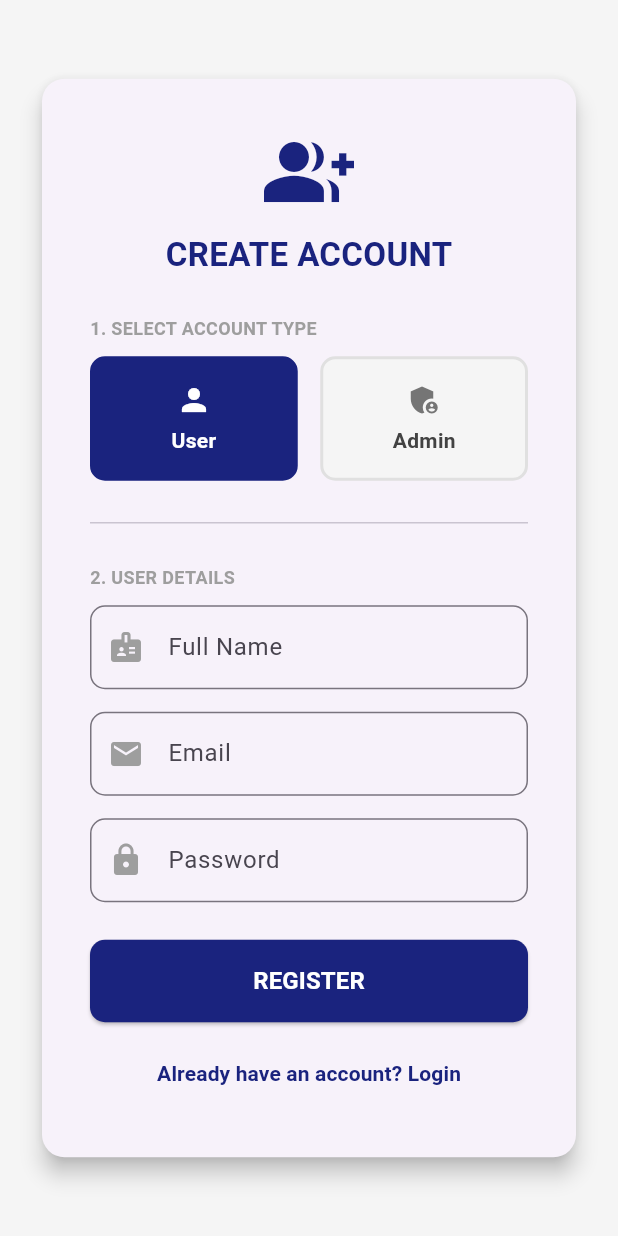
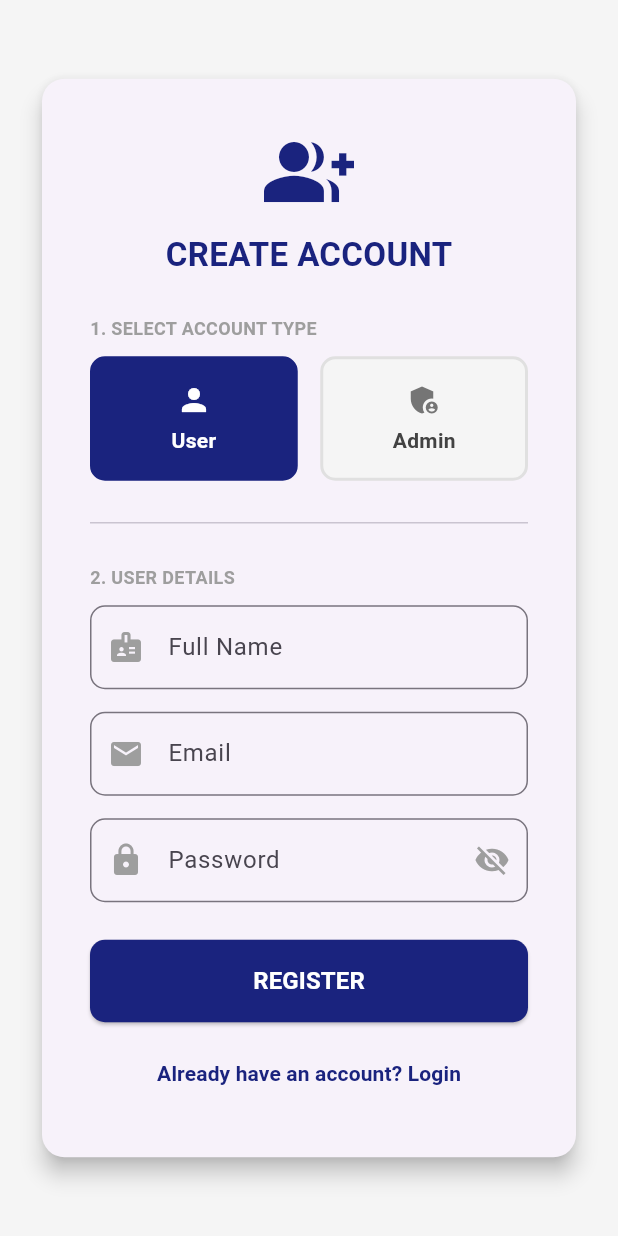
Before and after one commit to billyjustine/Paint-inventory-Management, a Flutter app: the screen it shows after launch, after a tap on "New User? Register Here", on a phone screen of 412 x 824 dp. Run offline on Flutter 3.47's test engine with Material 3 defaults, Android fonts, the phone set to English and light mode, and no system bars; our stand-ins replace cloud_firestore, firebase_auth, firebase_core, flutter_colorpicker; accounts and stored records are empty.

Commit message:
updated login lang

```diff
--- a/lib/screen/auth_screens.dart
+++ b/lib/screen/auth_screens.dart
@@ -1,7 +1,7 @@
 import 'package:flutter/material.dart';
 import 'package:firebase_auth/firebase_auth.dart';
 import 'package:cloud_firestore/cloud_firestore.dart';
-import 'dashboard_screen.dart';
+import 'dashboard_screen.dart'; // Make sure this path is correct for your app
 
 // --- LOGIN SCREEN ---
 class LoginScreen extends StatefulWidget {
@@ -14,6 +14,9 @@ class _LoginScreenState extends State<LoginScreen> {
   final TextEditingController emailCtrl = TextEditingController();
   final TextEditingController passCtrl = TextEditingController();
   bool isLoading = false;
+
+  // 1. Added state for password visibility on Login
+  bool _isPasswordVisible = false;
 
   Future<void> login() async {
     if (emailCtrl.text.isEmpty || passCtrl.text.isEmpty) {
@@ -61,12 +64,12 @@ class _LoginScreenState extends State<LoginScreen> {
   @override
   Widget build(BuildContext context) {
     return Scaffold(
-      backgroundColor: Colors.grey[100], // Adds a subtle background color so the white card pops
+      backgroundColor: Colors.grey[100],
       body: Center(
         child: SingleChildScrollView(
           padding: const EdgeInsets.all(24),
           child: Card(
-            elevation: 6, // Adds a nice drop shadow
+            elevation: 6,
             shape: RoundedRectangleBorder(borderRadius: BorderRadius.circular(15)),
             child: Padding(
               padding: const EdgeInsets.all(32),
@@ -80,7 +83,6 @@ class _LoginScreenState extends State<LoginScreen> {
                   const Text("Paint Inventory Management", style: TextStyle(fontSize: 14, color: Colors.grey, fontWeight: FontWeight.w500)),
                   const SizedBox(height: 35),
 
-                  // --- Upgraded Text Fields with Icons ---
                   TextField(
                     controller: emailCtrl,
                     decoration: InputDecoration(
@@ -90,13 +92,26 @@ class _LoginScreenState extends State<LoginScreen> {
                     )
                   ),
                   const SizedBox(height: 15),
+
+                  // --- Upgraded Login Password Field ---
                   TextField(
                     controller: passCtrl,
-                    obscureText: true,
+                    obscureText: !_isPasswordVisible, // Ties to state
                     decoration: InputDecoration(
                       labelText: "Password",
                       border: OutlineInputBorder(borderRadius: BorderRadius.circular(10)),
                       prefixIcon: const Icon(Icons.lock, color: Colors.grey),
+                      suffixIcon: IconButton(
+                        icon: Icon(
+                          _isPasswordVisible ? Icons.visibility : Icons.visibility_off,
+                          color: Colors.grey,
+                        ),
+                        onPressed: () {
+                          setState(() {
+                            _isPasswordVisible = !_isPasswordVisible;
+                          });
+                        },
+                      ),
                     )
                   ),
                   const SizedBox(height: 30),
@@ -105,7 +120,7 @@ class _LoginScreenState extends State<LoginScreen> {
                     style: ElevatedButton.styleFrom(
                       backgroundColor: const Color(0xFF1A237E),
                       minimumSize: const Size.fromHeight(55),
-                      shape: RoundedRectangleBorder(borderRadius: BorderRadius.circular(10)) // Matches text field corners
+                      shape: RoundedRectangleBorder(borderRadius: BorderRadius.circular(10))
                     ),
                     onPressed: login,
                     child: const Text("LOGIN", style: TextStyle(color: Colors.white, fontSize: 16, fontWeight: FontWeight.bold)),
@@ -139,6 +154,9 @@ class _RegisterScreenState extends State<RegisterScreen> {
 
   String role = 'User';
   bool isLoading = false;
+
+  // 2. Added state for password visibility on Register
+  bool _isPasswordVisible = false;
 
   Future<void> register() async {
     if (emailCtrl.text.isEmpty || passCtrl.text.length < 6) {
@@ -182,15 +200,15 @@ class _RegisterScreenState extends State<RegisterScreen> {
   @override
   Widget build(BuildContext context) {
     return Scaffold(
-      backgroundColor: Colors.grey[100], // Matches the login screen background
+      backgroundColor: Colors.grey[100],
       body: Center(
         child: SingleChildScrollView(
           padding: const EdgeInsets.all(24),
           child: Card(
-            elevation: 6, // Matches login shadow
+            elevation: 6,
             shape: RoundedRectangleBorder(borderRadius: BorderRadius.circular(15)),
             child: Padding(
-              padding: const EdgeInsets.all(32), // Increased padding for a more spacious feel
+              padding: const EdgeInsets.all(32),
               child: Column(
                 children: [
                   const Icon(Icons.group_add, size: 60, color: Color(0xFF1A237E)),
@@ -273,10 +291,27 @@ class _RegisterScreenState extends State<RegisterScreen> {
                     decoration: InputDecoration(labelText: "Email", border: OutlineInputBorder(borderRadius: BorderRadius.circular(10)), prefixIcon: const Icon(Icons.email, color: Colors.grey))
                   ),
                   const SizedBox(height: 15),
+
+                  // --- Upgraded Register Password Field ---
                   TextField(
                     controller: passCtrl,
-                    obscureText: true,
-                    decoration: InputDecoration(labelText: "Password", border: OutlineInputBorder(borderRadius: BorderRadius.circular(10)), prefixIcon: const Icon(Icons.lock, color: Colors.grey))
+                    obscureText: !_isPasswordVisible, // Ties to state
+                    decoration: InputDecoration(
+                      labelText: "Password",
+                      border: OutlineInputBorder(borderRadius: BorderRadius.circular(10)),
+                      prefixIcon: const Icon(Icons.lock, color: Colors.grey),
+                      suffixIcon: IconButton(
+                        icon: Icon(
+                          _isPasswordVisible ? Icons.visibility : Icons.visibility_off,
+                          color: Colors.grey,
+                        ),
+                        onPressed: () {
+                          setState(() {
+                            _isPasswordVisible = !_isPasswordVisible;
+                          });
+                        },
+                      ),
+                    )
                   ),
                   const SizedBox(height: 25),
 
```
